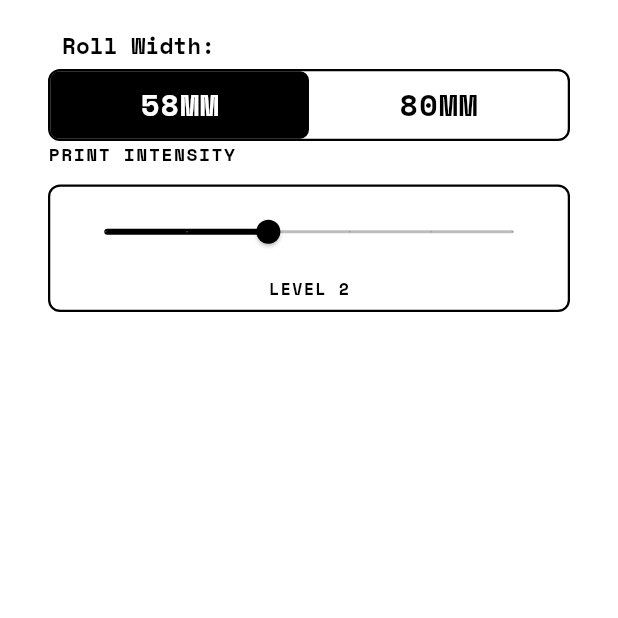
After one commit to prahuljose/i_own_a_thermal_printer, a Flutter app: the SettingsPage screen opened directly, after a tap on "58MM", on a phone screen of 412 x 824 dp, the top half of it. The commit adds this screen. Run offline on Flutter 3.47's test engine with Material 3 defaults, Android fonts, the phone set to English and light mode, and no system bars; our stand-ins replace flutter_blue_plus, google_fonts, permission_handler, qr_flutter, shared_preferences; missing offline and left inert: esc_pos_utils; accounts and stored records are empty.

Commit message:
added settings_page.dart

```diff
--- a/lib/pages/drawer.dart
+++ b/lib/pages/drawer.dart
@@ -4,6 +4,7 @@ import 'package:google_fonts/google_fonts.dart';
 import 'package:i_own_a_thermal_printer/pages/connect_printer.dart';
 import 'package:i_own_a_thermal_printer/pages/home_page.dart';
 import 'package:i_own_a_thermal_printer/pages/qr.dart';
+import 'package:i_own_a_thermal_printer/pages/settings_page.dart';
 
 enum AppView {
   home,
@@ -40,13 +41,13 @@ class _DrawerPageState extends State<DrawerPage> {
       case AppView.home:
         return const Center(child: HomePage());
       case AppView.settings:
-        return const Center(child: HomePage());
+        return const Center(child: SettingsPage());
       case AppView.todo:
         return const Center(child: HomePage());
       case AppView.qr:
         return const Center(child: QrPage());
       case AppView.love:
-        return const Center(child: QrPage());
+        return const Center(child: SettingsPage());
     }
   }
 
--- a/lib/pages/qr.dart
+++ b/lib/pages/qr.dart
@@ -179,7 +179,51 @@ class _QrPageState extends State<QrPage> {
     // LOADING SCREEN
     // ===============================
     if (isCheckingConnection) {
-      return const Scaffold(body: Center(child: CircularProgressIndicator()));
+      return Scaffold(body: Center(
+          child:
+          Padding(
+            padding: EdgeInsetsGeometry.symmetric(horizontal: 25),
+            child: Center(
+            child: Container(
+              padding: const EdgeInsets.symmetric(horizontal: 24, vertical: 18),
+              decoration: BoxDecoration(
+                color: Colors.white,
+                borderRadius: BorderRadius.circular(8),
+                border: Border.all(
+                  color: Colors.black,
+                  width: 1.5,
+                ),
+              ),
+              child: Column(
+                mainAxisSize: MainAxisSize.min,
+                children: [
+                  const SizedBox(
+                    width: 18,
+                    height: 18,
+                    child: CircularProgressIndicator(
+                      strokeWidth: 2,
+                      valueColor: AlwaysStoppedAnimation<Color>(Colors.black),
+                    ),
+                  ),
+                  const SizedBox(height: 12),
+                  Text(
+                    "Attempting to connect to previously saved printer.",
+                    textAlign: TextAlign.center,
+                    softWrap: true,
+                    style: GoogleFonts.spaceMono(
+                      fontSize: 12,
+                      fontWeight: FontWeight.bold,
+                      letterSpacing: 1,
+                      color: Colors.black,
+                    ),
+                  ),
+                ],
+              ),
+            ),
+          ),
+      ),
+      ),
+      );
     }
 
     // ===============================
--- /dev/null
+++ b/lib/pages/settings_page.dart
@@ -0,0 +1,285 @@
+import 'package:flutter/material.dart';
+import 'package:google_fonts/google_fonts.dart';
+import 'package:shared_preferences/shared_preferences.dart';
+
+class SettingsPage extends StatefulWidget {
+  const SettingsPage({super.key});
+
+  @override
+  State<SettingsPage> createState() => _SettingsPageState();
+}
+
+class _SettingsPageState extends State<SettingsPage> {
+  @override
+  void initState() {
+    super.initState();
+    getOption();
+  }
+
+  bool currentOptionIs58mm = true;
+
+  Future<void> getOption() async {
+    final prefs = await SharedPreferences.getInstance();
+    final savedOption = prefs.getString('saved_printer_option');
+
+    if (!mounted) return;
+
+    setState(() {
+      if (savedOption == null) {
+        currentOptionIs58mm = true;
+        prefs.setString('saved_printer_option', "58mm");
+      } else {
+        currentOptionIs58mm = savedOption == "58mm";
+      }
+    });
+  }
+
+  Future<void> setOption() async {
+    final prefs = await SharedPreferences.getInstance();
+    await prefs.remove('saved_printer_option');
+
+    if (currentOptionIs58mm) {
+      await prefs.setString('saved_printer_option', "58mm");
+    } else {
+      await prefs.setString('saved_printer_option', "80mm");
+    }
+  }
+
+  @override
+  Widget build(BuildContext context) {
+    return Scaffold(
+      body: Padding(
+        padding: EdgeInsetsGeometry.symmetric(horizontal: 32),
+        child: ListView(
+          children: [
+            SizedBox(height: 20),
+            Text(
+              " Roll Width:",
+              style: GoogleFonts.spaceMono(
+                fontSize: 15,
+                fontWeight: FontWeight.bold,
+                letterSpacing: 0.1,
+                color: Colors.black,
+              ),
+            ),
+            SizedBox(height: 5),
+
+            Container(
+              height: 48,
+              decoration: BoxDecoration(
+                border: Border.all(color: Colors.black, width: 1.5),
+                borderRadius: BorderRadius.circular(8),
+              ),
+              child: Stack(
+                children: [
+                  // Sliding black indicator
+                  AnimatedAlign(
+                    duration: const Duration(milliseconds: 180),
+                    curve: Curves.easeInOut,
+                    alignment: currentOptionIs58mm
+                        ? Alignment.centerLeft
+                        : Alignment.centerRight,
+                    child: Container(
+                      width: MediaQuery.of(context).size.width / 2 - 32 - 1.5,
+                      // subtract padding & divider thickness if needed
+                      decoration: BoxDecoration(
+                        color: Colors.black,
+                        borderRadius: BorderRadius.circular(6),
+                      ),
+                    ),
+                  ),
+
+                  // Tap layer
+                  Row(
+                    children: [
+                      // 58MM
+                      Expanded(
+                        child: GestureDetector(
+                          behavior: HitTestBehavior.opaque,
+                          onTap: () {
+                            if (!currentOptionIs58mm)
+                              {
+                                ScaffoldMessenger.of(context).clearSnackBars();
+                                ScaffoldMessenger.of(context).showSnackBar(
+
+                                  SnackBar(
+                                    backgroundColor: Colors.black,
+                                    elevation: 0,
+                                    behavior: SnackBarBehavior.floating,
+                                    shape: RoundedRectangleBorder(
+                                      side: const BorderSide(
+                                        color: Colors.white12,
+                                        width: 1.5,
+                                      ),
+                                      borderRadius: BorderRadius.circular(8),
+                                    ),
+                                    content: Text(
+                                      "58mm roll width set",
+                                      textAlign: TextAlign.center,
+                                      style: GoogleFonts.spaceMono(
+                                        fontSize: 12,
+                                        fontWeight: FontWeight.bold,
+                                        letterSpacing: 0.8,
+                                        color: Colors.white,
+                                      ),
+                                    ),
+                                    duration: Duration(seconds: 1),
+                                  ),
+                                );
+                              }
+                            setState(() {
+                              currentOptionIs58mm = true;
+                            });
+                            setOption();
+                          },
+                          child: Container(
+                            alignment: Alignment.center,
+                            child: Text(
+                              "58MM",
+                              style: GoogleFonts.spaceMono(
+                                fontSize: 20,
+                                fontWeight: FontWeight.bold,
+                                letterSpacing: 1,
+                                color: currentOptionIs58mm
+                                    ? Colors.white
+                                    : Colors.black,
+                              ),
+                            ),
+                          ),
+                        ),
+                      ),
+
+                      // 80MM
+                      Expanded(
+                        child: GestureDetector(
+                          behavior: HitTestBehavior.opaque,
+                          onTap: () {
+
+                            if (currentOptionIs58mm)
+                            {
+                              ScaffoldMessenger.of(context).clearSnackBars();
+                              ScaffoldMessenger.of(context).showSnackBar(
+                                SnackBar(
+                                  backgroundColor: Colors.black,
+                                  elevation: 0,
+                                  behavior: SnackBarBehavior.floating,
+                                  shape: RoundedRectangleBorder(
+                                    side: const BorderSide(
+                                      color: Colors.white12,
+                                      width: 1.5,
+                                    ),
+                                    borderRadius: BorderRadius.circular(8),
+                                  ),
+                                  content: Text(
+                                    "80mm roll width set",
+                                    textAlign: TextAlign.center,
+                                    style: GoogleFonts.spaceMono(
+                                      fontSize: 12,
+                                      fontWeight: FontWeight.bold,
+                                      letterSpacing: 0.8,
+                                      color: Colors.white,
+                                    ),
+                                  ),
+                                  duration: Duration(seconds: 1),
+                                ),
+                              );
+                            }
+
+                            setState(() {
+                              currentOptionIs58mm = false;
+                            });
+                            setOption();
+                          },
+                          child: Container(
+                            alignment: Alignment.center,
+                            child: Text(
+                              "80MM",
+                              style: GoogleFonts.spaceMono(
+                                fontSize: 20,
+                                fontWeight: FontWeight.bold,
+                                letterSpacing: 1,
+                                color: currentOptionIs58mm
+                                    ? Colors.black
+                                    : Colors.white,
+                              ),
+                            ),
+                          ),
+                        ),
+                      ),
+                    ],
+                  ),
+                ],
+              ),
+            ),
+            Column(
+              crossAxisAlignment: CrossAxisAlignment.start,
+              children: [
+
+                Text(
+                  "PRINT INTENSITY",
+                  style: GoogleFonts.spaceMono(
+                    fontSize: 12,
+                    fontWeight: FontWeight.bold,
+                    letterSpacing: 1,
+                    color: Colors.black,
+                  ),
+                ),
+
+                const SizedBox(height: 12),
+
+                Container(
+                  padding: const EdgeInsets.symmetric(horizontal: 12, vertical: 6),
+                  decoration: BoxDecoration(
+                    border: Border.all(color: Colors.black, width: 1.5),
+                    borderRadius: BorderRadius.circular(8),
+                  ),
+                  child: Column(
+                    children: [
+
+                      SliderTheme(
+                        data: SliderTheme.of(context).copyWith(
+                          activeTrackColor: Colors.black,
+                          inactiveTrackColor: Colors.black26,
+                          thumbColor: Colors.black,
+                          overlayColor: Colors.black12,
+                          trackHeight: 2,
+                          thumbShape: const RoundSliderThumbShape(
+                            enabledThumbRadius: 8,
+                          ),
+                        ),
+                        child: Slider(
+                          min: 0,
+                          max: 5,
+                          divisions: 5,
+                          value: 2,
+                          onChanged: (value) {
+                            // setState(() {
+                            //   intensityLevel = value;
+                            // });
+                            //_saveSliderValue(value);
+                          },
+                        ),
+                      ),
+
+                      const SizedBox(height: 6),
+
+                      Text(
+                        "LEVEL ${2.toInt()}",
+                        style: GoogleFonts.spaceMono(
+                          fontSize: 11,
+                          fontWeight: FontWeight.bold,
+                          letterSpacing: 1,
+                          color: Colors.black,
+                        ),
+                      ),
+                    ],
+                  ),
+                ),
+              ],
+            )
+          ],
+        ),
+      ),
+    );
+  }
+}
```
